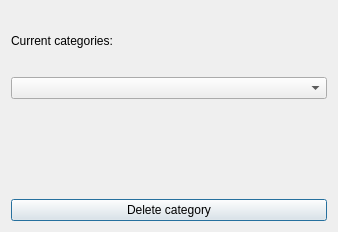
Above: client_side/resources/ui/category_delete.ui from Sk2can/Password-manager before the change. Below: the same form after it.
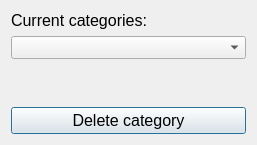
That is the form after the change.

Patch:
```diff
--- a/client_side/resources/ui/category_delete.ui
+++ b/client_side/resources/ui/category_delete.ui
@@ -6,8 +6,8 @@
    <rect>
     <x>0</x>
     <y>0</y>
-    <width>338</width>
-    <height>232</height>
+    <width>257</width>
+    <height>145</height>
    </rect>
   </property>
   <property name="windowTitle">
@@ -18,6 +18,11 @@
     <layout class="QVBoxLayout" name="verticalLayout">
      <item>
       <widget class="QLabel" name="categories_label">
+       <property name="font">
+        <font>
+         <pointsize>12</pointsize>
+        </font>
+       </property>
        <property name="text">
         <string>Current categories:</string>
        </property>
@@ -25,6 +30,11 @@
      </item>
      <item>
       <widget class="QComboBox" name="current_categories_comboBox">
+       <property name="font">
+        <font>
+         <pointsize>10</pointsize>
+        </font>
+       </property>
        <item>
         <property name="text">
          <string/>
@@ -38,9 +48,17 @@
     <layout class="QVBoxLayout" name="verticalLayout_6">
      <item>
       <widget class="QLabel" name="error_label">
+       <property name="font">
+        <font>
+         <pointsize>10</pointsize>
+        </font>
+       </property>
        <property name="text">
         <string/>
        </property>
+       <property name="wordWrap">
+        <bool>true</bool>
+       </property>
       </widget>
      </item>
     </layout>
@@ -49,6 +67,11 @@
     <layout class="QVBoxLayout" name="verticalLayout_4">
      <item>
       <widget class="QPushButton" name="delete_pushButton">
+       <property name="font">
+        <font>
+         <pointsize>12</pointsize>
+        </font>
+       </property>
        <property name="text">
         <string>Delete category</string>
        </property>
```
